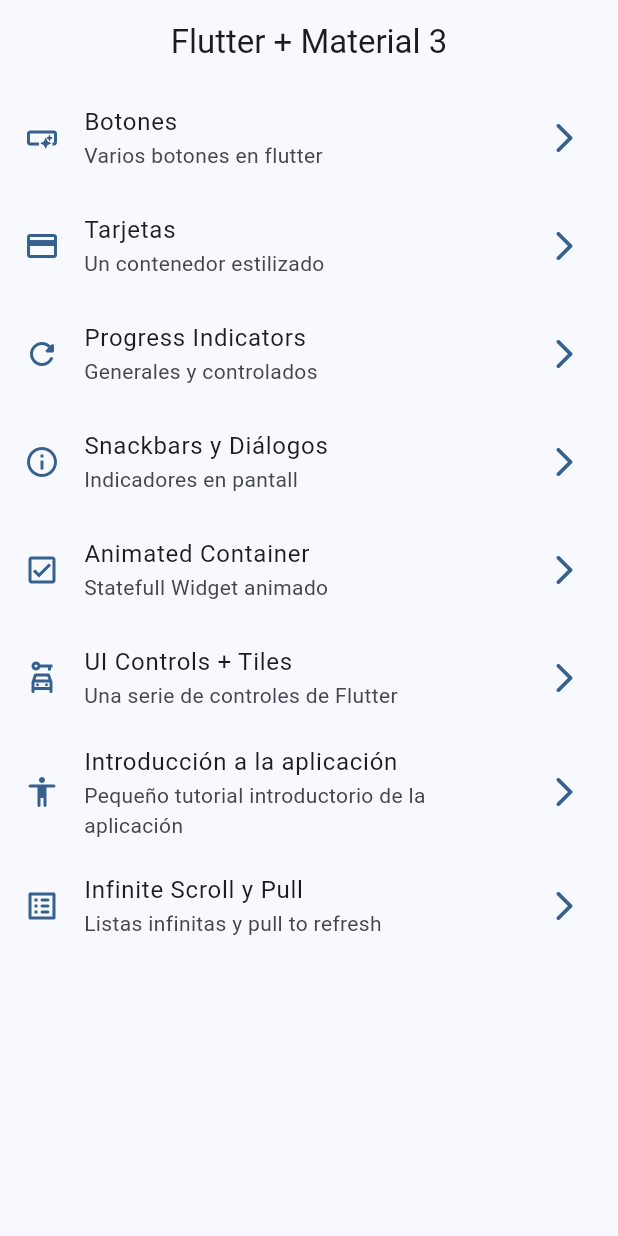
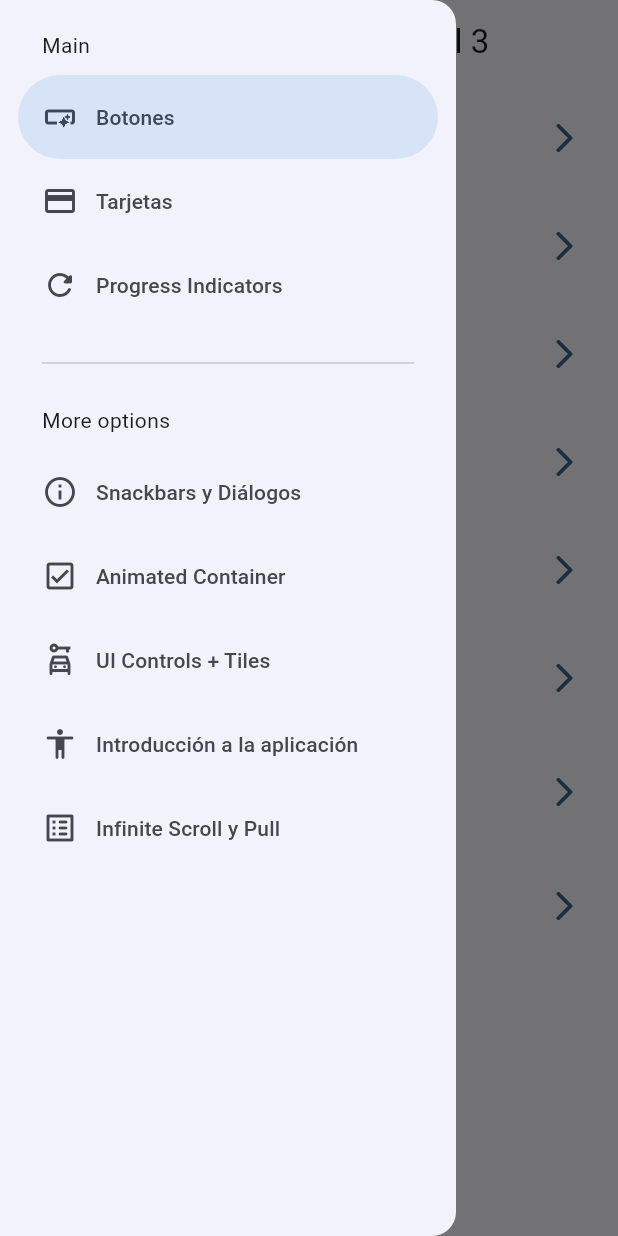
Before and after one commit to vogelFritz/widgets_app, a Flutter app: the screen it shows after launch, with the side drawer open (before the commit the screen has no drawer), on a phone screen of 412 x 824 dp. Run offline on Flutter 3.47's test engine with Material 3 defaults, Android fonts, the phone set to English and light mode, and no system bars; our stand-ins replace animate_do, go_router.

```diff
--- a/lib/config/router/app_router.dart
+++ b/lib/config/router/app_router.dart
@@ -7,7 +7,7 @@ final appRouter = GoRouter(
     GoRoute(
       name: HomeScreen.name,
       path: '/',
-      builder: (context, state) => const HomeScreen(),
+      builder: (context, state) => HomeScreen(),
     ),
     GoRoute(
       name: ButtonsScreen.name,
--- a/lib/presentation/screens/home/home_screen.dart
+++ b/lib/presentation/screens/home/home_screen.dart
@@ -1,19 +1,24 @@
 import 'package:flutter/material.dart';
 import 'package:go_router/go_router.dart';
 import 'package:widgets_app/config/menu/menu_items.dart';
+import 'package:widgets_app/presentation/widgets/side_menu.dart';
 
 class HomeScreen extends StatelessWidget {
   static const String name = 'home_screen';
-  const HomeScreen({super.key});
+  HomeScreen({super.key});
+  final scaffoldKey = GlobalKey<ScaffoldState>();
 
   @override
   Widget build(BuildContext context) {
     return Scaffold(
-      appBar: AppBar(
-        title: const Center(child: Text('Flutter + Material 3')),
-      ),
-      body: _HomeView(),
-    );
+        key: scaffoldKey,
+        appBar: AppBar(
+          title: const Center(child: Text('Flutter + Material 3')),
+        ),
+        body: _HomeView(),
+        drawer: SideMenu(
+          scaffoldKey: scaffoldKey,
+        ));
   }
 }
 
--- /dev/null
+++ b/lib/presentation/widgets/side_menu.dart
@@ -0,0 +1,48 @@
+import 'package:flutter/material.dart';
+import 'package:go_router/go_router.dart';
+import 'package:widgets_app/config/menu/menu_items.dart';
+
+class SideMenu extends StatefulWidget {
+  final GlobalKey<ScaffoldState> scaffoldKey;
+  const SideMenu({super.key, required this.scaffoldKey});
+
+  @override
+  State<SideMenu> createState() => _SideMenuState();
+}
+
+class _SideMenuState extends State<SideMenu> {
+  int navDrawerIndex = 0;
+  @override
+  Widget build(BuildContext context) {
+    final hasNotch = MediaQuery.of(context).viewPadding.top > 35;
+    return NavigationDrawer(
+        selectedIndex: navDrawerIndex,
+        onDestinationSelected: (value) {
+          setState(() {
+            navDrawerIndex = value;
+          });
+          context.push(appMenuItems[value].link);
+          widget.scaffoldKey.currentState?.closeDrawer();
+        },
+        children: [
+          Padding(
+              padding: EdgeInsets.fromLTRB(28, hasNotch ? 5 : 20, 16, 10),
+              child: const Text('Main')),
+          ...appMenuItems
+              .sublist(0, 3)
+              .map((item) => NavigationDrawerDestination(
+                    icon: Icon(item.icon),
+                    label: Text(item.title),
+                  )),
+          const Padding(
+              padding: EdgeInsets.fromLTRB(28, 16, 28, 10), child: Divider()),
+          const Padding(
+              padding: EdgeInsets.fromLTRB(28, 10, 16, 10),
+              child: Text('More options')),
+          ...appMenuItems.sublist(3).map((item) => NavigationDrawerDestination(
+                icon: Icon(item.icon),
+                label: Text(item.title),
+              ))
+        ]);
+  }
+}
```
